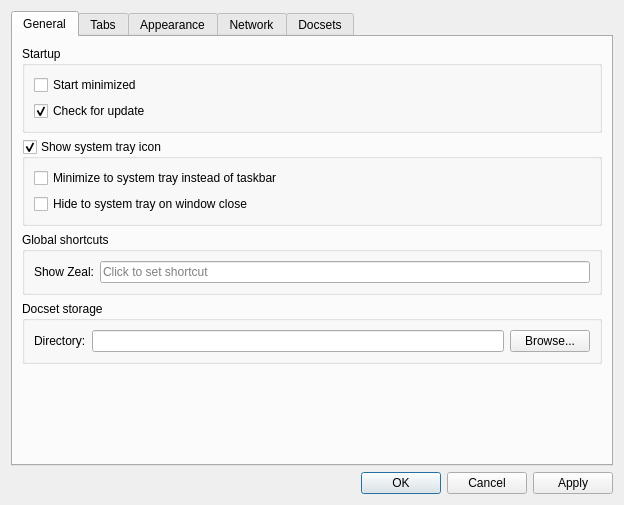
zealdocs/zeal, file src/libs/ui/forms/settingsdialog.ui: the form before one commit.
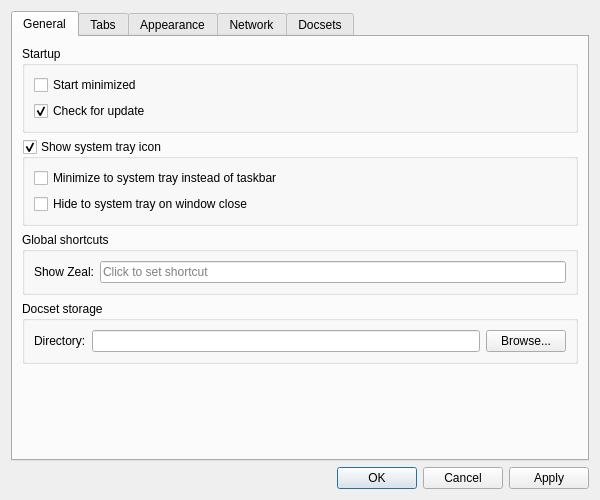
The form after the commit. Custom widgets are drawn as their Qt base class.

Commit message: ui: Unify sizes of Preferences and Docsets dialogs

```diff
--- a/src/libs/ui/forms/settingsdialog.ui
+++ b/src/libs/ui/forms/settingsdialog.ui
@@ -9,8 +9,8 @@
    <rect>
     <x>0</x>
     <y>0</y>
-    <width>624</width>
-    <height>505</height>
+    <width>600</width>
+    <height>500</height>
    </rect>
   </property>
   <property name="windowTitle">
```
The commit also changes 1 other file.
